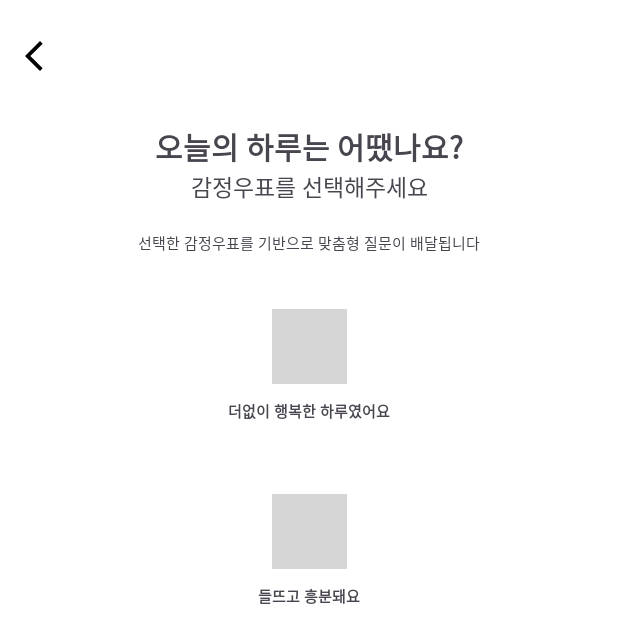
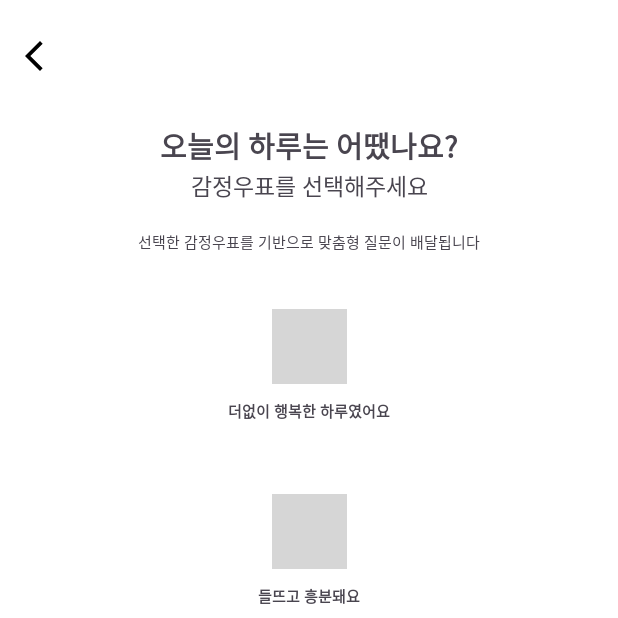
Before and after one commit to SWU-UMC/9th_Android, an Android app: the screen it shows after launch (MainActivity), on a phone screen of 412 x 824 dp, the top half of it. Run offline under Robolectric (Android 15) with nearby library versions, the phone set to English and light mode, and no system bars; grey boxes are pictures that could not be loaded.

Commit message:
feat: 1주차 미션 간단한 ui 만들기

```diff
--- a/Dori/Week1/app/src/main/res/layout/activity_main.xml
+++ b/Dori/Week1/app/src/main/res/layout/activity_main.xml
@@ -92,7 +92,7 @@
         android:layout_width="wrap_content"
         android:layout_height="wrap_content"
         android:text="오늘의 하루는 어땠나요?"
-        android:textSize="20sp"
+        android:textSize="19sp"
         android:textStyle="bold"
 
         app:layout_constraintEnd_toEndOf="parent"
```
